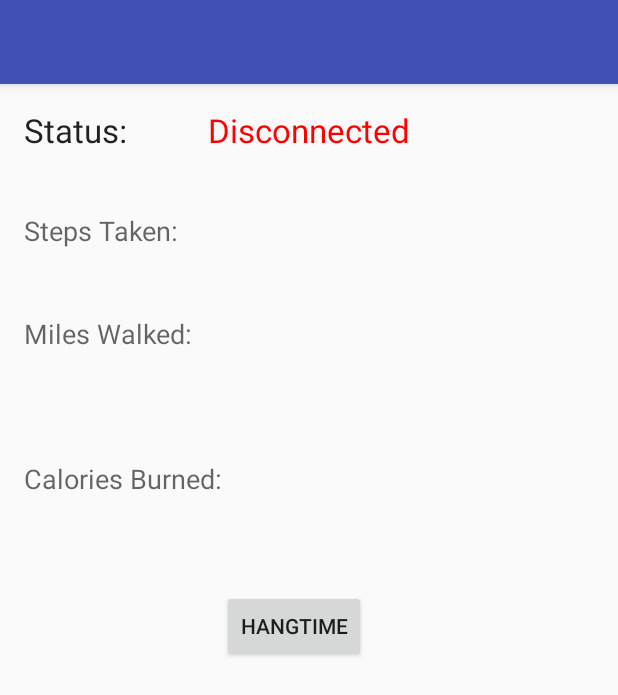
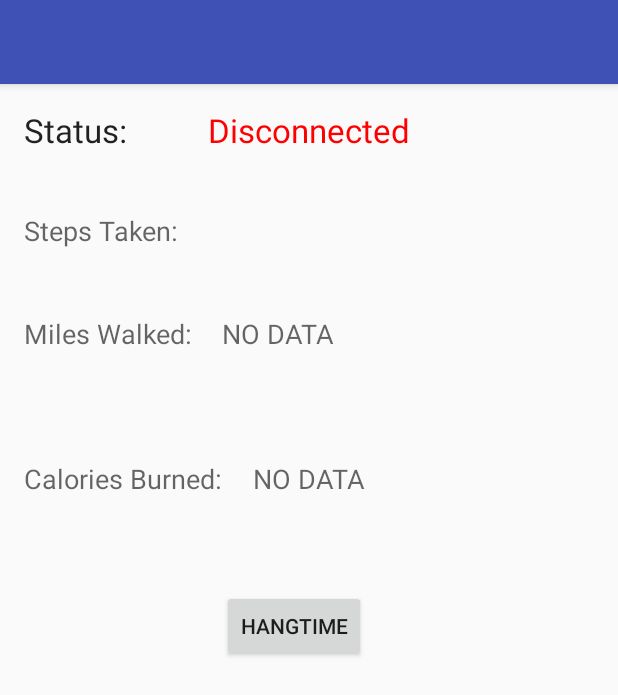
Before and after one commit to dyay108/SoleBLE, an Android app: the screen it shows after launch (DeviceControlActivity), on a phone screen of 412 x 824 dp. Shown: the top 695 px of the screen. Run offline under Robolectric (Android 15) with nearby library versions, the phone set to English and light mode, and no system bars; 3 statements that could not run were skipped.

Commit message:
Dynamically read characteristic Added miles and calories (rough estimation)

```diff
--- a/app/src/main/java/com/electrisole/team17/soleble/BluetoothLeService.java
+++ b/app/src/main/java/com/electrisole/team17/soleble/BluetoothLeService.java
@@ -86,11 +86,18 @@ public class BluetoothLeService extends Service {
         }
 
         @Override
-        public void onCharacteristicRead(BluetoothGatt gatt,
+        public void onCharacteristicRead(final BluetoothGatt gatt,final
                                          BluetoothGattCharacteristic characteristic,
                                          int status) {
             if (status == BluetoothGatt.GATT_SUCCESS) {
-                broadcastUpdate(ACTION_DATA_AVAILABLE, characteristic);
+                new Thread(new Runnable() {
+                    @Override
+                    public void run() {
+                        broadcastUpdate(ACTION_DATA_AVAILABLE, characteristic);
+                        gatt.readCharacteristic(characteristic);
+                    }
+                }).start();
+
             }
         }
 
@@ -264,6 +271,7 @@ public class BluetoothLeService extends Service {
             Log.w(TAG, "BluetoothAdapter not initialized");
             return;
         }
+
         mBluetoothGatt.readCharacteristic(characteristic);
     }
 
--- a/app/src/main/java/com/electrisole/team17/soleble/DeviceControlActivity.java
+++ b/app/src/main/java/com/electrisole/team17/soleble/DeviceControlActivity.java
@@ -38,6 +38,8 @@ public class DeviceControlActivity extends Activity {
     private final static String TAG = DeviceControlActivity.class.getSimpleName();
 
     private TextView mConnectionState;
+    private TextView mMilesData;
+    private TextView mCaloriesData;
     private TextView mDataField;
     private String mDeviceName;
     private String mDeviceAddress;
@@ -103,16 +105,20 @@ public class DeviceControlActivity extends Activity {
 
                     List<BluetoothGattCharacteristic> charac = servs.get(i).getCharacteristics();
                     for (int j = 0; charac.size() > i; i++) {
-                        BluetoothGattCharacteristic ch = charac.get(i);
+                         BluetoothGattCharacteristic ch = charac.get(i);
                         if (ch.getUuid() == chara) {
                             mBluetoothLeService.readCharacteristic(ch);
-                            mBluetoothLeService.setCharacteristicNotification(ch,true);
+                            mBluetoothLeService.setCharacteristicNotification(ch, true);
+
+
                         }
                     }
                 }
 
             } else if (BluetoothLeService.ACTION_DATA_AVAILABLE.equals(action)) {
                 displayData(intent.getStringExtra(BluetoothLeService.EXTRA_DATA));
+                mMilesData.setText((Integer.parseInt(mDataField.getText().toString())/2250) + " miles");
+                mCaloriesData.setText((Integer.parseInt(mDataField.getText().toString())/20) + " calories");
             }
         }
     };
@@ -128,6 +134,8 @@ public class DeviceControlActivity extends Activity {
         mDeviceAddress = intent.getStringExtra(EXTRAS_DEVICE_ADDRESS);
         mConnectionState = (TextView) findViewById(R.id.connection_state);
         mDataField = (TextView) findViewById(R.id.data);
+        mMilesData = (TextView) findViewById(R.id.miles);
+        mCaloriesData= (TextView) findViewById(R.id.kcal);
 
         Intent gattServiceIntent = new Intent(this, BluetoothLeService.class);
         bindService(gattServiceIntent, mServiceConnection, BIND_AUTO_CREATE);
--- a/app/src/main/res/layout/content_device_control.xml
+++ b/app/src/main/res/layout/content_device_control.xml
@@ -85,4 +85,22 @@
         android:layout_alignBottom="@+id/textView3"
         android:layout_alignStart="@+id/button" />
 
+    <TextView
+        android:layout_width="wrap_content"
+        android:layout_height="wrap_content"
+        android:textAppearance="?android:attr/textAppearanceMedium"
+        android:text="NO DATA"
+        android:id="@+id/miles"
+        android:layout_alignTop="@+id/textView4"
+        android:layout_alignStart="@+id/data" />
+
+    <TextView
+        android:layout_width="wrap_content"
+        android:layout_height="wrap_content"
+        android:textAppearance="?android:attr/textAppearanceMedium"
+        android:text="NO DATA"
+        android:id="@+id/kcal"
+        android:layout_above="@+id/button"
+        android:layout_centerHorizontal="true" />
+
 </RelativeLayout>
```
